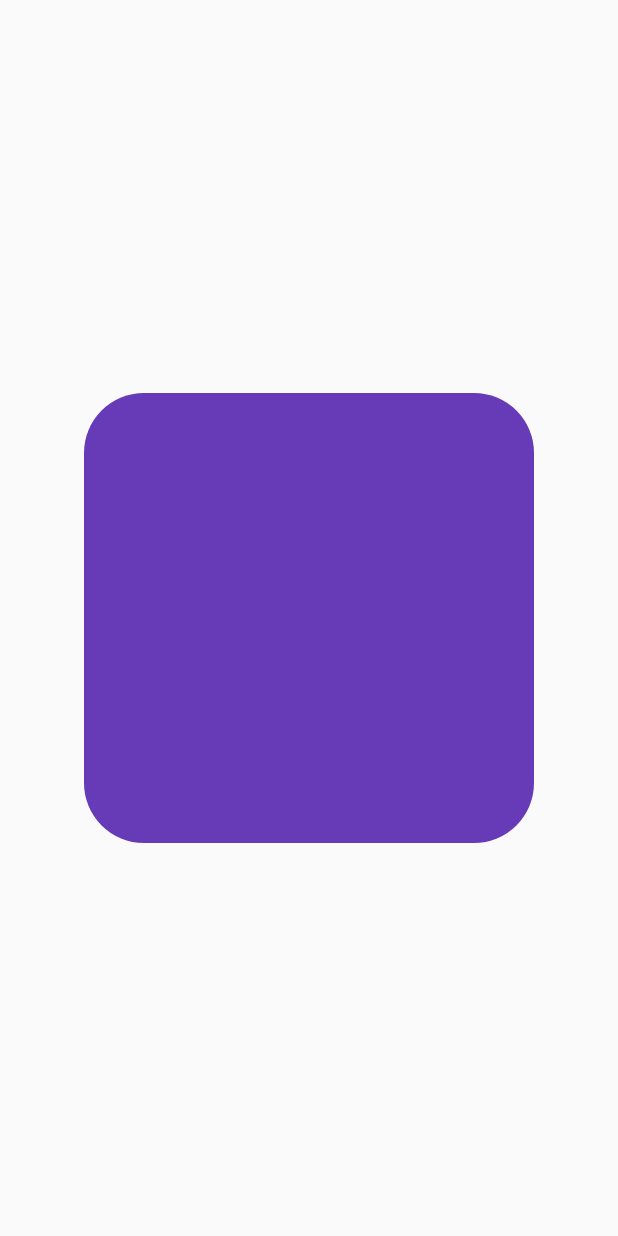
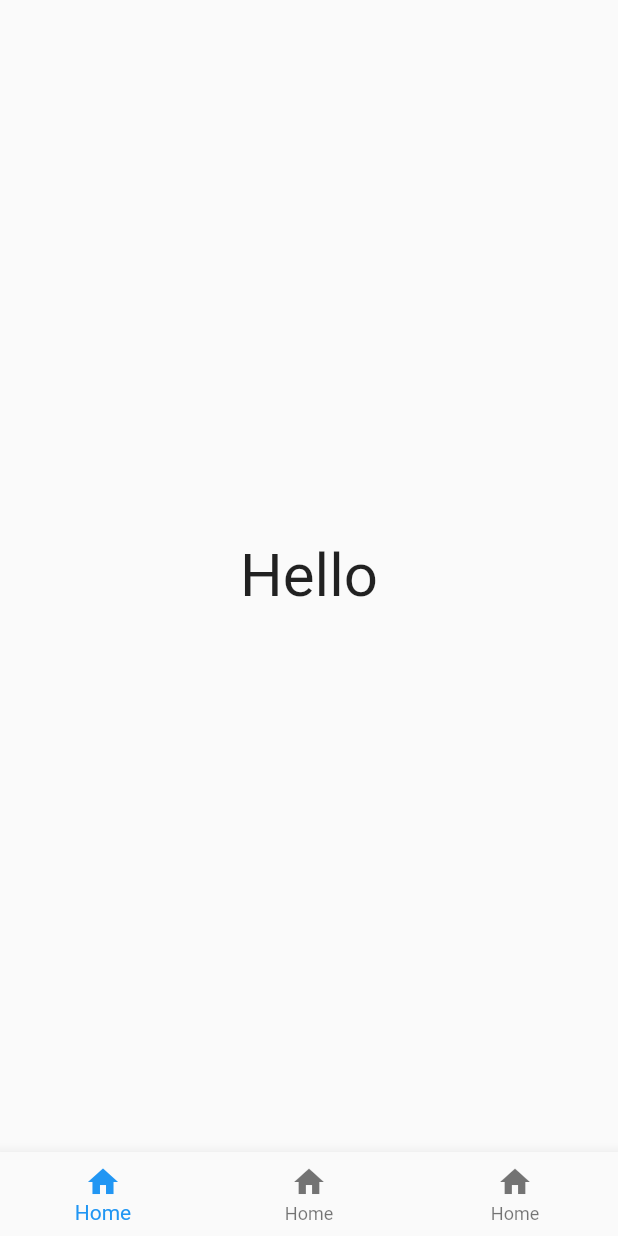
Before and after one commit to DivyanshVish/Flutter_Basic_Widget_Revisions, a Flutter app: the screen it shows after launch, on a phone screen of 412 x 824 dp. Run offline on Flutter 3.47's test engine with Material 2 defaults, Android fonts, the phone set to English and light mode, and no system bars.

Commit message:
Initial commit

```diff
--- a/lib/day_4_listview_builder.dart
+++ b/lib/day_4_listview_builder.dart
@@ -28,7 +28,7 @@ class Day_ListView_Builder extends StatelessWidget {
 
       body: Column(
         children: [
-          //TODO: Instagram Stories
+          // TODO: Instagram Stories
           SizedBox(
             height: 150,
             child: ListView.builder(
@@ -41,7 +41,7 @@ class Day_ListView_Builder extends StatelessWidget {
               scrollDirection: Axis.horizontal,
             ),
           ),
-          //TODO: Instagram Posts
+          // TODO: Instagram Posts
           Expanded(
             child: ListView.builder(
                 itemCount: _post.length,
--- /dev/null
+++ b/lib/day_9_bottom_nav_bar.dart
@@ -0,0 +1,36 @@
+import 'package:flutter/material.dart';
+
+class Day_BottomNavBar extends StatelessWidget {
+  const Day_BottomNavBar({super.key});
+
+  @override
+  Widget build(BuildContext context) {
+    return Scaffold(
+      body: const Center(
+        child: Text(
+          'Hello',
+          style: TextStyle(fontSize: 40),
+        ),
+      ),
+      bottomNavigationBar: BottomNavigationBar(
+        items: [
+          BottomNavigationBarItem(
+              icon: Icon(
+                Icons.home,
+              ),
+              label: 'Home'),
+          BottomNavigationBarItem(
+              icon: Icon(
+                Icons.home,
+              ),
+              label: 'Home'),
+          BottomNavigationBarItem(
+              icon: Icon(
+                Icons.home,
+              ),
+              label: 'Home'),
+        ],
+      ),
+    );
+  }
+}
--- a/lib/main.dart
+++ b/lib/main.dart
@@ -1,7 +1,5 @@
 import 'package:flutter/material.dart';
-
-import 'package:thirty_days_challeng/day_4_listview_builder.dart';
-import 'package:thirty_days_challeng/day_5_round_corners_cliprrect.dart';
+import 'package:thirty_days_challeng/day_9_bottom_nav_bar.dart';
 
 void main() {
   runApp(const MyApp());
@@ -13,9 +11,9 @@ class MyApp extends StatelessWidget {
   // This widget is the root of your application.
   @override
   Widget build(BuildContext context) {
-    return MaterialApp(
+    return const MaterialApp(
       debugShowCheckedModeBanner: false,
-      home: Round_Corner_Cliprrect(),
+      home: Day_BottomNavBar(),
     );
   }
 }
```
Also changed, not shown: lib/day_6_image_assets.dart (+20 -0 lines), lib/day_7_gridview_builder.dart (added, +25 -0 lines), lib/day_8_gesturedector.dart (added, +49 -0 lines), images/new.jpeg (added).
